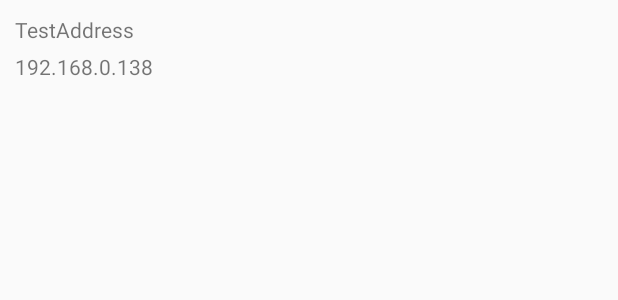
After one commit to tariquemkhan/MyProject, an Android app: the layout device_list_item.xml on its own in the app's theme, with its tools: preview values and no code run, on a phone screen of 412 x 824 dp. The commit adds this screen. Shown: the top 300 px of the screen. Run offline under Robolectric (Android 15) with nearby library versions, the phone set to English and light mode, and no system bars.

Commit message:
Device list display started

```diff
--- a/Android/QuickShare/app/src/main/java/com/example/quickshare/helpers/MyPeerListener.java
+++ b/Android/QuickShare/app/src/main/java/com/example/quickshare/helpers/MyPeerListener.java
@@ -46,6 +46,7 @@ public class MyPeerListener implements PeerListListener {
                 DeviceModel deviceModel =  new DeviceModel();
                 deviceModel.setDeviceName(device.deviceName);
                 deviceModel.setGroupOwner(device.isGroupOwner());
+                deviceModel.setDeviceAddress(device.deviceAddress);
                 deviceList.add(deviceModel);
             }
         }
--- a/Android/QuickShare/app/src/main/res/layout/device_list.xml
+++ b/Android/QuickShare/app/src/main/res/layout/device_list.xml
@@ -4,7 +4,7 @@
     android:layout_width="wrap_content"
     android:layout_height="wrap_content">
     <ListView
-        android:id="@+id/lv"
+        android:id="@+id/lvDevice"
         android:layout_width="wrap_content"
         android:layout_height="fill_parent"/>
 </LinearLayout>
--- /dev/null
+++ b/Android/QuickShare/app/src/main/res/layout/device_list_item.xml
@@ -0,0 +1,22 @@
+<?xml version="1.0" encoding="utf-8"?>
+<RelativeLayout xmlns:android="http://schemas.android.com/apk/res/android"
+    android:layout_width="match_parent"
+    android:layout_height="match_parent"
+    android:orientation="vertical"
+    android:padding="10dp">
+
+    <TextView
+        android:id="@+id/tvDeviceName"
+        android:layout_width="wrap_content"
+        android:layout_height="wrap_content"
+        android:text="TestAddress" />
+
+    <TextView
+        android:id="@+id/tvDeviceAddress"
+        android:layout_width="wrap_content"
+        android:layout_height="wrap_content"
+        android:layout_below="@id/tvDeviceName"
+        android:paddingTop="5dp"
+        android:text="192.168.0.138" />
+
+</RelativeLayout>
```
Also changed, not shown: Android/QuickShare/app/src/main/java/com/example/quickshare/activity/FileShareActivity.java (+41 -14 lines), Android/QuickShare/app/src/main/java/com/example/quickshare/adapter/DeviceListAdapter.java (added, +77 -0 lines), Android/QuickShare/app/src/main/java/com/example/quickshare/database/models/DeviceModel.java (+10 -0 lines), Android/QuickShare/app/src/main/java/com/example/quickshare/helpers/CustomDialogFragment.java (+69 -8 lines).
